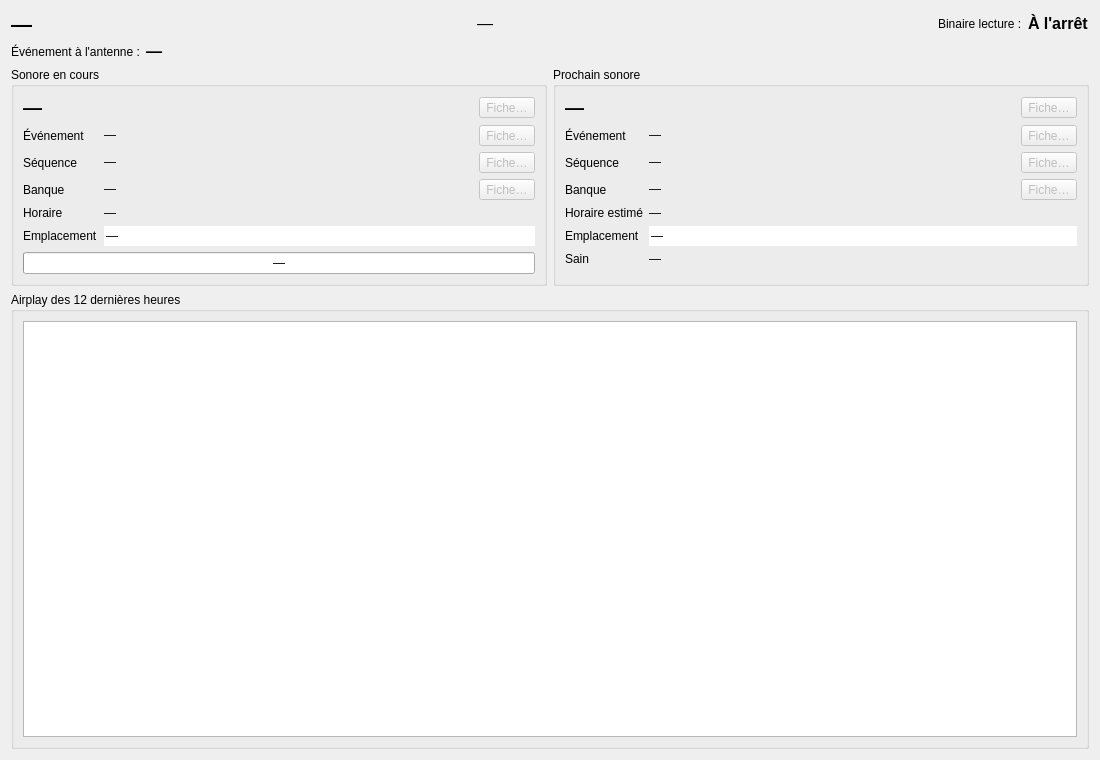
Above: src/machincast/interface/ui/ecran_par_defaut.ui from dascritch/machincast before the change. Below: the same form after it.
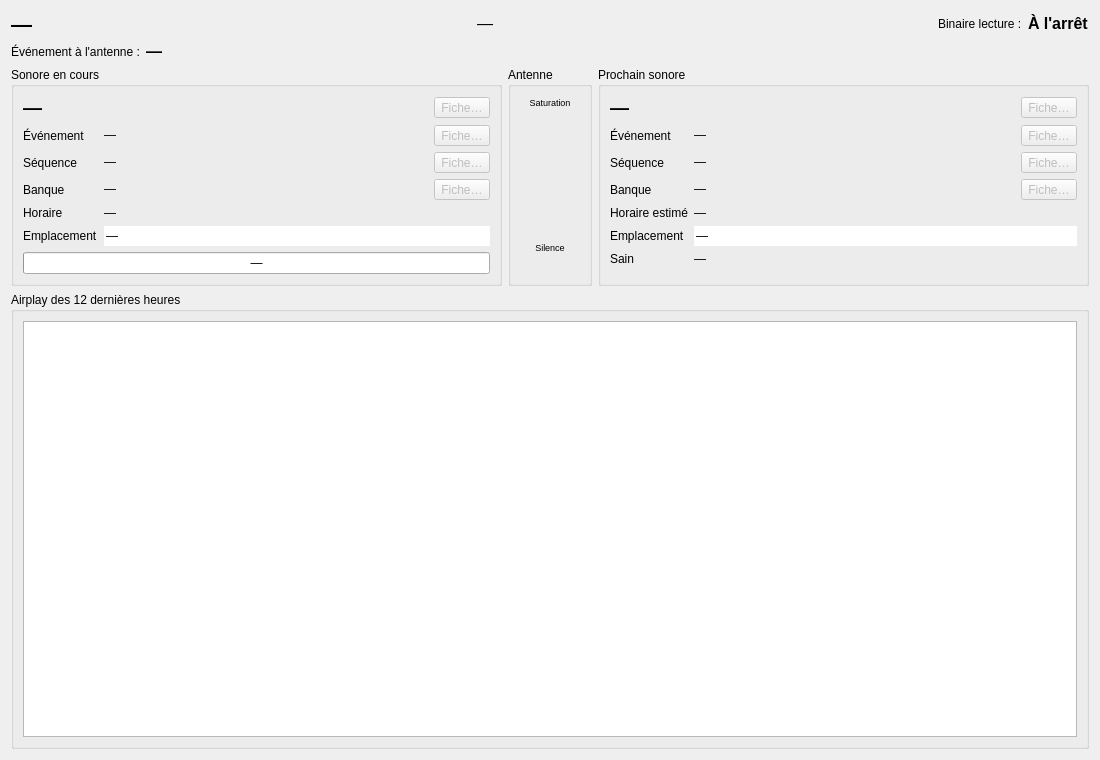
That is the form after the change. Icons and pictures are not drawn.

Commit message:
feat(interface): VU-mètre et bargraph de la sortie d'antenne
https://github.com/dascritch/machincast/issues/24
VU-mètre et bargraph de la sortie

Claude-Session: https://claude.ai/code/session_01KaPegkCQoT3k3oMgjXGsiv

Patch:
```diff
--- a/src/machincast/interface/ui/ecran_par_defaut.ui
+++ b/src/machincast/interface/ui/ecran_par_defaut.ui
@@ -110,7 +110,7 @@
     </layout>
    </item>
    <item>
-    <layout class="QHBoxLayout" name="sonores" stretch="1,1">
+    <layout class="QHBoxLayout" name="sonores" stretch="1,0,1">
      <item>
       <widget class="QGroupBox" name="cadre_en_cours">
        <property name="title">
@@ -335,6 +335,77 @@
        </layout>
       </widget>
      </item>
+     <item>
+      <widget class="QGroupBox" name="colonne_antenne">
+       <property name="maximumSize">
+        <size>
+         <width>140</width>
+         <height>16777215</height>
+        </size>
+       </property>
+       <property name="title">
+        <string>Antenne</string>
+       </property>
+       <layout class="QVBoxLayout" name="disposition_antenne">
+        <item>
+         <widget class="QLabel" name="voyant_saturation">
+          <property name="font">
+           <font>
+            <pointsize>7</pointsize>
+           </font>
+          </property>
+          <property name="toolTip">
+           <string>Une crête à -1 dBFS ou plus, dans les 3 dernières secondes</string>
+          </property>
+          <property name="text">
+           <string>Saturation</string>
+          </property>
+          <property name="alignment">
+           <set>Qt::AlignmentFlag::AlignCenter</set>
+          </property>
+         </widget>
+        </item>
+        <item>
+         <widget class="QWidget" name="place_vumetre" native="true">
+          <property name="minimumSize">
+           <size>
+            <width>60</width>
+            <height>120</height>
+           </size>
+          </property>
+         </widget>
+        </item>
+        <item>
+         <widget class="QLabel" name="voyant_silence">
+          <property name="font">
+           <font>
+            <pointsize>7</pointsize>
+           </font>
+          </property>
+          <property name="toolTip">
+           <string>Plus de 5 secondes sous -50 dBFS</string>
+          </property>
+          <property name="text">
+           <string>Silence</string>
+          </property>
+          <property name="alignment">
+           <set>Qt::AlignmentFlag::AlignCenter</set>
+          </property>
+         </widget>
+        </item>
+        <item>
+         <widget class="QLabel" name="etat_moniteur">
+          <property name="text">
+           <string/>
+          </property>
+          <property name="wordWrap">
+           <bool>true</bool>
+          </property>
+         </widget>
+        </item>
+       </layout>
+      </widget>
+     </item>
      <item>
       <widget class="QGroupBox" name="cadre_prochain">
        <property name="title">
```
The commit also changes 17 other files.
